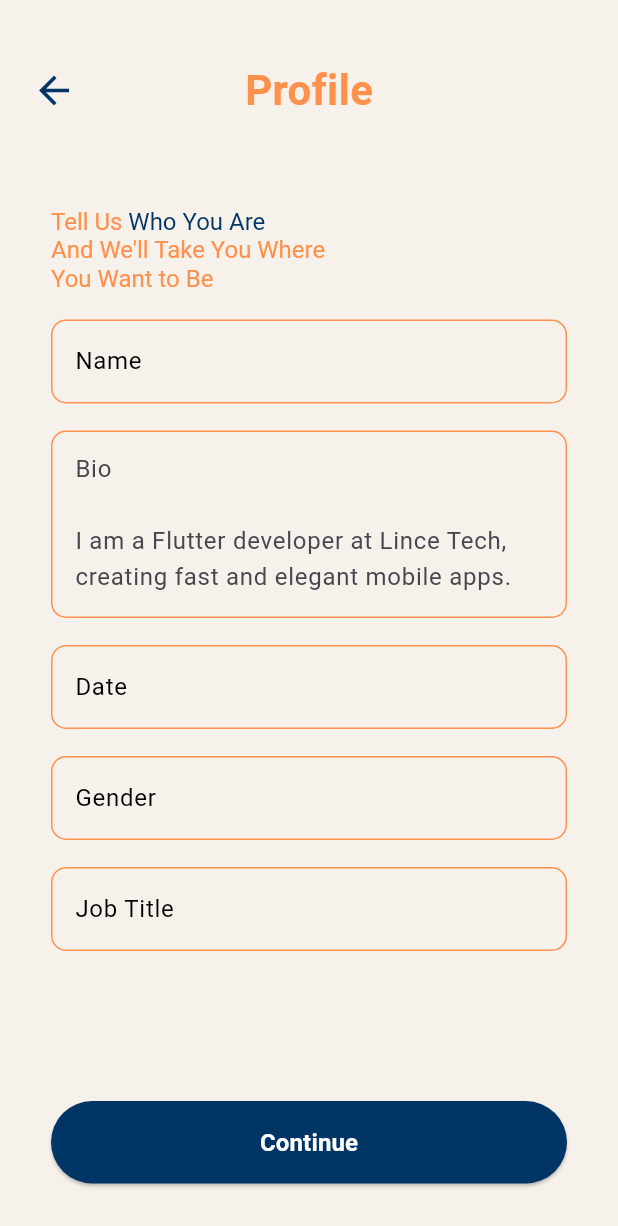
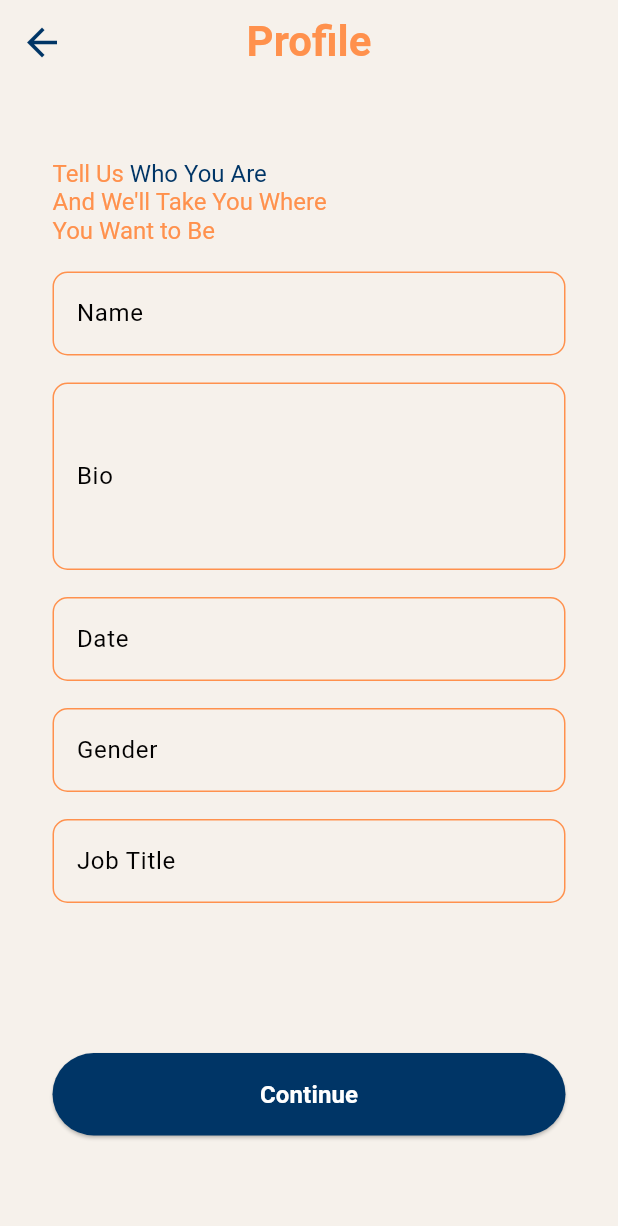
Before and after one commit to Reinertjg/Horizone_app, a Flutter app: the screen it shows after launch, after a tap on "Your Journey Starts Here", on a phone screen of 412 x 824 dp. Shown: the top 1226 px of the screen. Run offline on Flutter 3.47's test engine with Material 3 defaults, Android fonts, the phone set to English and light mode, and no system bars.

Commit message:
Alterado o appbar e implementado o SingleChildScrollView

```diff
--- a/horizone_app/lib/presentation/pages/getstarted_screen.dart
+++ b/horizone_app/lib/presentation/pages/getstarted_screen.dart
@@ -13,7 +13,8 @@ class _GetStartedScreenState extends State<GetStartedScreen> {
   @override
   Widget build(BuildContext context) {
     return Scaffold(
-      body: Column(
+      body: SingleChildScrollView(
+        child: Column(
           children: [
             SizedBox(
               height: MediaQuery.of(context).size.height * 1,
@@ -162,6 +163,7 @@ class _GetStartedScreenState extends State<GetStartedScreen> {
             ),
           ],
         ),
+      ),
     );
   }
 }
--- a/horizone_app/lib/presentation/pages/profilesetup_screen.dart
+++ b/horizone_app/lib/presentation/pages/profilesetup_screen.dart
@@ -13,29 +13,13 @@ class _ProfileSetUpScreenState extends State<ProfileSetUpScreen> {
   @override
   Widget build(BuildContext context) {
     return Scaffold(
+      appBar: AppBar(
         backgroundColor: Color(0xffF6F1EB),
-      body: Column(
-        children: [
-          Padding(
-            padding: const EdgeInsets.only(top: 36.0, left: 12.0, right: 12.0),
-            child: Stack(
-              alignment: Alignment.center,
-              children: [
-                Align(
-                  alignment: Alignment.centerLeft,
-                  child: IconButton(
-                    onPressed: () {
-                      Navigator.pushNamed(context, '/getStarted');
-                    },
-                    icon: Icon(
-                      Icons.arrow_back,
-                      color: Color(0xff003566),
-                      size: 30,
-                    ),
-                  ),
-                ),
-                Center(
-                  child: Text(
+        foregroundColor: Color(0xff003566),
+
+        actionsIconTheme: IconThemeData(size: 30),
+        centerTitle: true,
+        title: Text(
           'Profile',
           style: TextStyle(
             color: Color(0xffFF914D),
@@ -43,20 +27,35 @@ class _ProfileSetUpScreenState extends State<ProfileSetUpScreen> {
             fontWeight: FontWeight.bold,
           ),
         ),
-                ),
-              ],
+        leading: IconButton(
+          icon: Icon(Icons.arrow_back, size: 30),
+          onPressed: () {
+            Navigator.pushNamed(context, '/getStarted'); // Default back action
+          },
         ),
       ),
-          SizedBox(height: 20),
+
+      backgroundColor: Color(0xffF6F1EB),
+      body: SingleChildScrollView(
+        child: Column(
+          children: [
             SizedBox(
               child: Padding(
-              padding: const EdgeInsets.all(34.0),
+                padding: const EdgeInsets.only(
+                  top: 50,
+                  right: 35,
+                  bottom: 35,
+                  left: 35,
+                ),
                 child: Column(
                   crossAxisAlignment: CrossAxisAlignment.stretch,
                   children: [
                     RichText(
                       text: TextSpan(
-                      style: TextStyle(fontSize: 16, color: Color(0xffFF914D)),
+                        style: TextStyle(
+                          fontSize: 16,
+                          color: Color(0xffFF914D),
+                        ),
                         children: [
                           TextSpan(text: 'Tell Us '),
                           TextSpan(
@@ -73,8 +72,9 @@ class _ProfileSetUpScreenState extends State<ProfileSetUpScreen> {
                     OrangeTextForm(nameButton: 'Name'),
                     SizedBox(height: 18),
                     OrangeTextBoxForm(
+                      nameButton: 'Bio',
                       hintText:
-                        'Bio \n \nI am a Flutter developer at Lince Tech, creating fast and elegant mobile apps.',
+                          'I am a Flutter developer at Lince Tech, creating fast and elegant mobile apps.',
                     ),
                     SizedBox(height: 18),
                     OrangeTextForm(nameButton: 'Date'),
@@ -82,17 +82,17 @@ class _ProfileSetUpScreenState extends State<ProfileSetUpScreen> {
                     OrangeTextForm(nameButton: 'Gender'),
                     SizedBox(height: 18),
                     OrangeTextForm(nameButton: 'Job Title'),
-                  SizedBox(height: 100,),
+                    SizedBox(height: 100),
                     ElevatedButton(
                       onPressed: () {
-                      Navigator.pushReplacementNamed(
-                          context,
-                          '/getStarted'
-                      );
+                        Navigator.pushReplacementNamed(context, '/getStarted');
                       },
                       style: ElevatedButton.styleFrom(
                         backgroundColor: Color(0xff003566),
-                      padding: EdgeInsets.symmetric(horizontal: 52, vertical: 16),
+                        padding: EdgeInsets.symmetric(
+                          horizontal: 52,
+                          vertical: 16,
+                        ),
                       ),
                       child: Text(
                         'Continue',
@@ -108,6 +108,7 @@ class _ProfileSetUpScreenState extends State<ProfileSetUpScreen> {
               ),
             ),
           ],
+        ),
       ),
     );
   }
@@ -138,8 +139,13 @@ class OrangeTextForm extends StatelessWidget {
 }
 
 class OrangeTextBoxForm extends StatelessWidget {
-  OrangeTextBoxForm({required this.hintText, super.key});
+  OrangeTextBoxForm({
+    required this.hintText,
+    required this.nameButton,
+    super.key,
+  });
 
+  String nameButton = 'Click me';
   String hintText = 'Hint Text';
 
   @override
@@ -151,8 +157,9 @@ class OrangeTextBoxForm extends StatelessWidget {
         expands: true, // and this
         keyboardType: TextInputType.multiline,
         decoration: InputDecoration(
+          labelText: nameButton,
           hintText: hintText,
-          labelStyle: TextStyle(color: Color(0xff020101)),
+          labelStyle: TextStyle(color: Color(0xff020101), ),
           focusedBorder: OutlineInputBorder(
             borderRadius: BorderRadius.circular(10),
             borderSide: BorderSide(color: Color(0xffFF914D)),
--- a/horizone_app/pubspec.yaml
+++ b/horizone_app/pubspec.yaml
@@ -30,7 +30,8 @@ environment:
 dependencies:
   flutter:
     sdk: flutter
-
+  flutter_localizations:
+    sdk: flutter
   # The following adds the Cupertino Icons font to your application.
   # Use with the CupertinoIcons class for iOS style icons.
   cupertino_icons: ^1.0.8
```
Also changed, not shown: horizone_app/pubspec.lock. Lines whose indentation alone changed are shown as unchanged.
